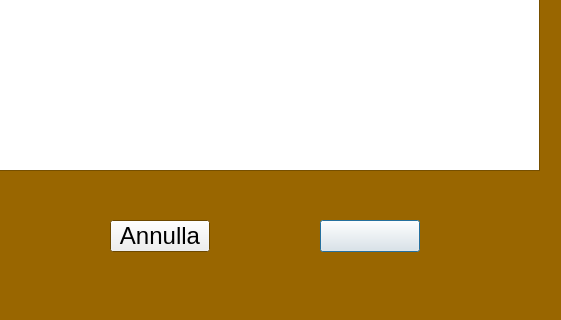
Before: the Qt Designer form Source/tools.ui in LoboBlanco761/Dispensa, drawn with Qt 5; both pictures show x 150 to 711 and y 280 to 600 of the 800 by 600 pixel window.
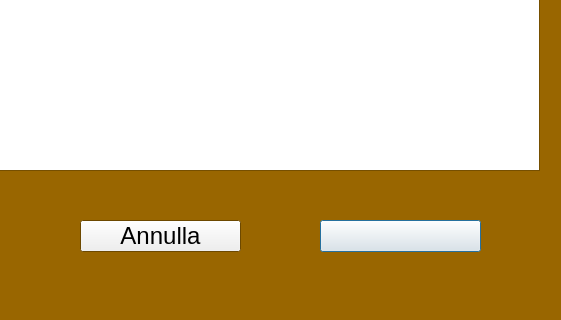
After: the same form once the commit is applied.

The edit to the form file:
```diff
--- a/Source/tools.ui
+++ b/Source/tools.ui
@@ -199,7 +199,7 @@
     <rect>
      <x>470</x>
      <y>500</y>
-     <width>100</width>
+     <width>161</width>
      <height>32</height>
     </rect>
    </property>
@@ -210,9 +210,9 @@
   <widget class="QPushButton" name="pushButton_3">
    <property name="geometry">
     <rect>
-     <x>260</x>
+     <x>230</x>
      <y>500</y>
-     <width>100</width>
+     <width>161</width>
      <height>32</height>
     </rect>
    </property>
```
